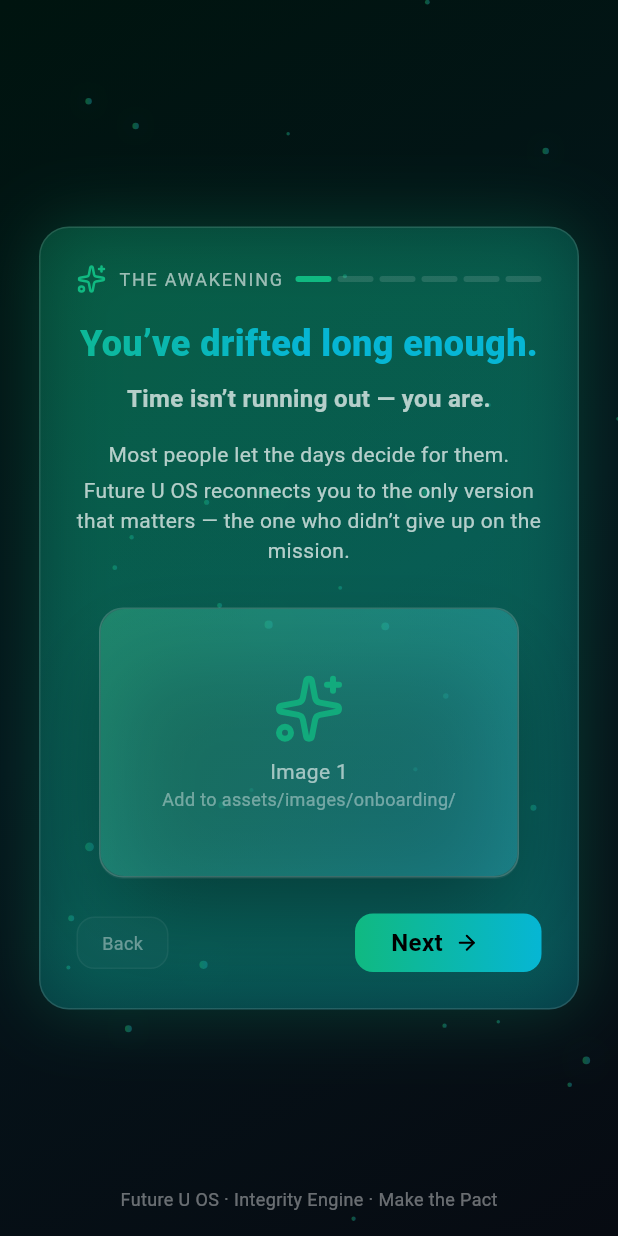
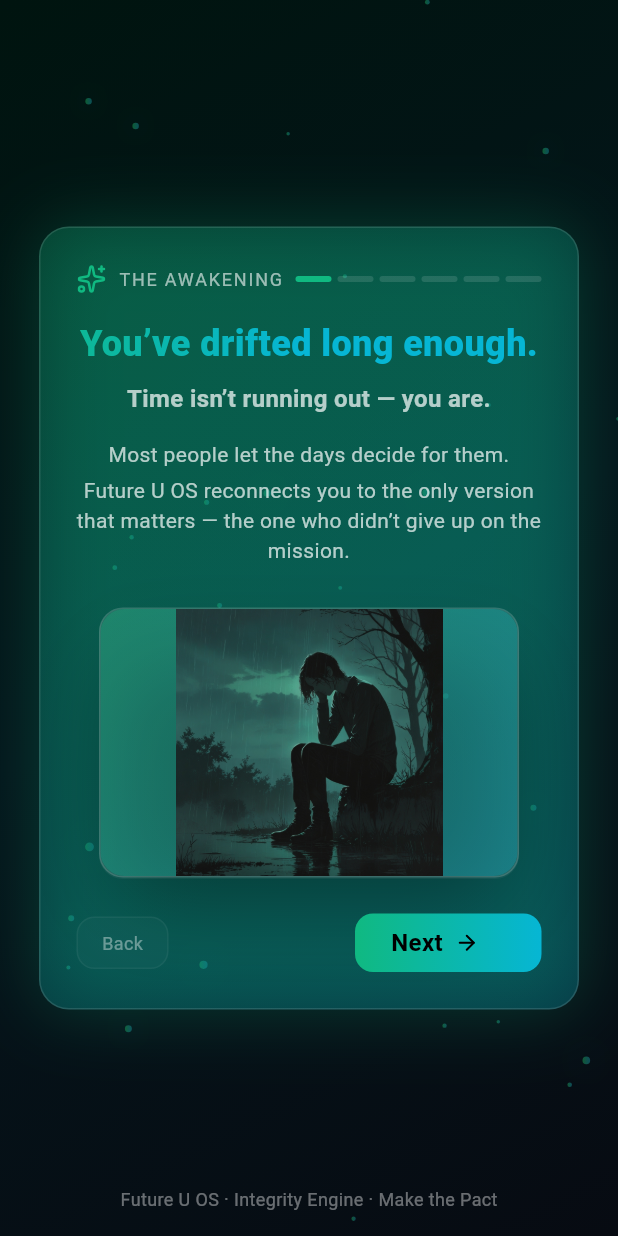
Before and after one commit to stossthegreat/futureyou, a Flutter app: the screen it shows after launch, on a phone screen of 412 x 824 dp. Run offline on Flutter 3.47's test engine with Material 3 defaults, Android fonts, the phone set to English and light mode, and no system bars; drawn by our look-alikes of flutter_animate; our stand-ins replace audioplayers, flutter_local_notifications, flutter_riverpod, flutter_timezone, hive, hive_flutter and 4 more; missing offline and left inert: android_alarm_manager_plus; accounts and stored records are empty.

Commit message:
fix(onboarding): load assets images and scale with BoxFit.contain; use .jpg names

```diff
--- a/lib/screens/onboarding_screen.dart
+++ b/lib/screens/onboarding_screen.dart
@@ -490,12 +490,12 @@ class _SlideCard extends StatelessWidget {
   Widget _buildSlideImage(int slideIndex) {
     // Asset paths for each slide - you can replace these with your actual image paths
     final List<String> imagePaths = [
-      'assets/images/onboarding/awakening.png',      // Slide 1: The Awakening
-      'assets/images/onboarding/choice.png',         // Slide 2: The Choice
-      'assets/images/onboarding/mentor.png',         // Slide 3: The Mentor
-      'assets/images/onboarding/shadow.png',         // Slide 4: The Shadow
-      'assets/images/onboarding/mirror.png',         // Slide 5: The Mirror (handled separately)
-      'assets/images/onboarding/pact.png',           // Slide 6: The Pact
+      'assets/images/onboarding/awakening.jpg',      // Slide 1: The Awakening
+      'assets/images/onboarding/choice.jpg',         // Slide 2: The Choice
+      'assets/images/onboarding/mentor.jpg',         // Slide 3: The Mentor
+      'assets/images/onboarding/shadow.jpg',         // Slide 4: The Shadow
+      'assets/images/onboarding/mirror.jpg',         // Slide 5: The Mirror (handled separately)
+      'assets/images/onboarding/pact.jpg',           // Slide 6: The Pact
     ];
 
     return Container(
@@ -528,21 +528,16 @@ class _SlideCard extends StatelessWidget {
               ),
             ),
 
-            // Uncomment this when you add your images to assets/images/onboarding/
-            /*
+            // Load actual onboarding image; contain to avoid cropping
             Image.asset(
               imagePaths[slideIndex],
               width: double.infinity,
               height: double.infinity,
-              fit: BoxFit.cover,
+              fit: BoxFit.contain,
               errorBuilder: (context, error, stackTrace) {
                 return _buildImagePlaceholder(slideIndex);
               },
             ),
-            */
-
-            // For now, show a placeholder with the slide icon
-            _buildImagePlaceholder(slideIndex),
           ],
         ),
       ),
```
